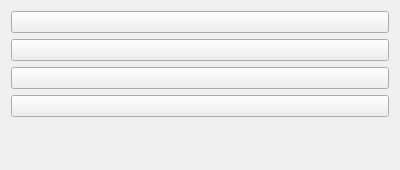
First picture: the form in src/gui/properties/properties_widget.ui, repository albin-johansson/tactile, before the edit.
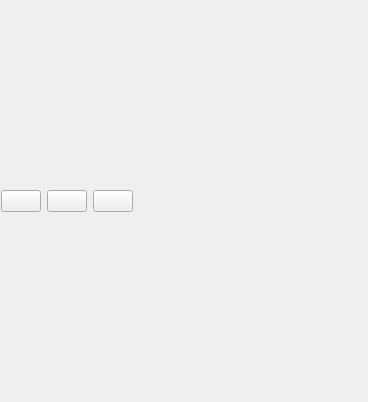
Second picture: the form after the edit. Icons and pictures are not drawn.

```diff
--- a/src/gui/properties/properties_widget.ui
+++ b/src/gui/properties/properties_widget.ui
@@ -6,21 +6,33 @@
    <rect>
     <x>0</x>
     <y>0</y>
-    <width>400</width>
-    <height>170</height>
+    <width>368</width>
+    <height>402</height>
    </rect>
   </property>
   <property name="sizePolicy">
-   <sizepolicy hsizetype="Expanding" vsizetype="MinimumExpanding">
+   <sizepolicy hsizetype="Expanding" vsizetype="Expanding">
     <horstretch>0</horstretch>
     <verstretch>0</verstretch>
    </sizepolicy>
   </property>
   <layout class="QVBoxLayout" name="verticalLayout">
+   <property name="leftMargin">
+    <number>1</number>
+   </property>
+   <property name="topMargin">
+    <number>1</number>
+   </property>
+   <property name="rightMargin">
+    <number>1</number>
+   </property>
+   <property name="bottomMargin">
+    <number>1</number>
+   </property>
    <item>
     <layout class="QGridLayout" name="gridLayout">
      <item row="1" column="0">
-      <layout class="QVBoxLayout" name="leftButtonsLayout">
+      <layout class="QHBoxLayout" name="horizontalLayout">
        <item>
         <widget class="QPushButton" name="addButton">
          <property name="toolTip">
@@ -49,20 +61,6 @@
          </property>
         </widget>
        </item>
-       <item>
-        <widget class="QPushButton" name="duplicateButton">
-         <property name="toolTip">
-          <string>Duplicate property</string>
-         </property>
-         <property name="text">
-          <string/>
-         </property>
-         <property name="icon">
-          <iconset resource="../../tactile.qrc">
-           <normaloff>:/resources/icons/color/64/new-copy.png</normaloff>:/resources/icons/color/64/new-copy.png</iconset>
-         </property>
-        </widget>
-       </item>
        <item>
         <widget class="QPushButton" name="renameButton">
          <property name="toolTip">
@@ -78,14 +76,14 @@
         </widget>
        </item>
        <item>
-        <spacer name="verticalSpacer">
+        <spacer name="horizontalSpacer">
          <property name="orientation">
-          <enum>Qt::Vertical</enum>
+          <enum>Qt::Horizontal</enum>
          </property>
          <property name="sizeHint" stdset="0">
           <size>
-           <width>20</width>
-           <height>0</height>
+           <width>40</width>
+           <height>20</height>
           </size>
          </property>
         </spacer>
```
